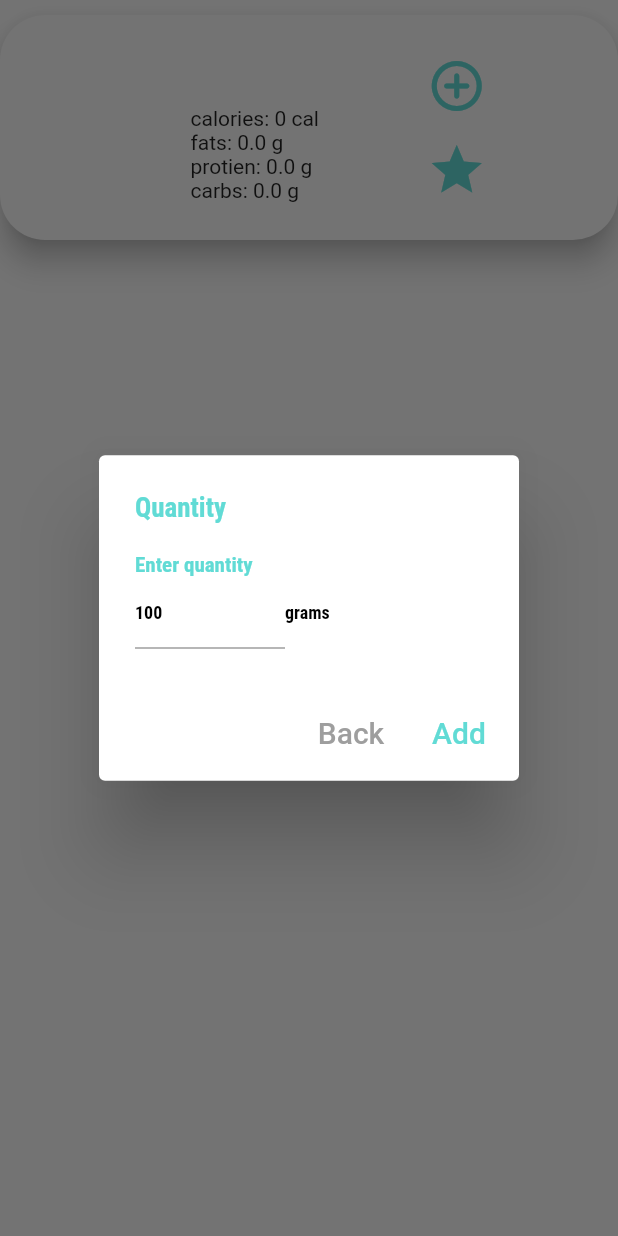
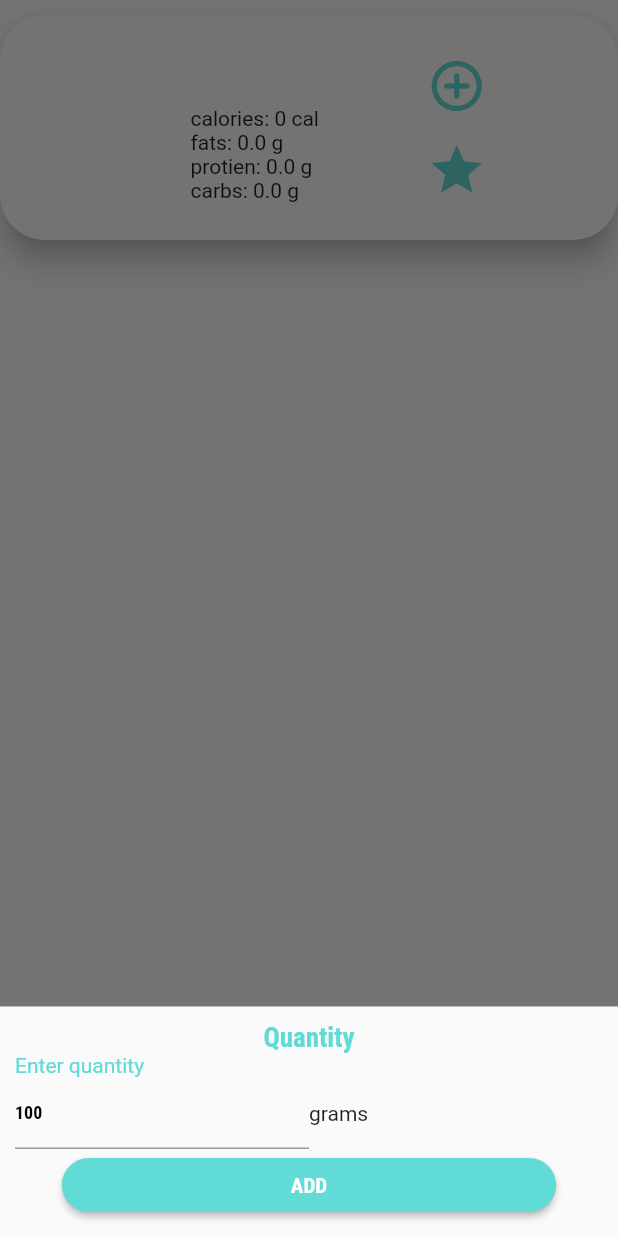
Before and after one commit to youssefrashed1999/ExerDiet-App, a Flutter app: the DietFoodItem widget shown alone on an empty page, opened directly with empty values, after a tap on the "add circle outline" icon, on a phone screen of 412 x 824 dp. Run offline on Flutter 3.47's test engine with Material 2 defaults, Android fonts, the phone set to English and light mode, and no system bars; our stand-ins replace animated_splash_screen, dio, equatable, flutter_bloc, flutter_platform_widgets, flutter_rating_bar and 7 more; accounts and stored records are empty; network calls fail.

Commit message:
changed the dialog of the add quantity to the diet food from dialog to modal bottom sheet

```diff
--- a/final_project/lib/Food/diet_food_item.dart
+++ b/final_project/lib/Food/diet_food_item.dart
@@ -97,30 +97,41 @@ class DietFoodItem extends StatelessWidget {
           ),
         );
 
-    void selectPortion() => showDialog(
+    void selectPortion() => showModalBottomSheet(
         context: context,
-          builder: (context) => AlertDialog(
-            title: Text(
+        isScrollControlled: true,
+        builder: (context) => SingleChildScrollView(
+              child: Container(
+                padding: EdgeInsets.only(
+                    left: 10,
+                    right: 10,
+                    top: 10,
+                    bottom: MediaQuery.of(context).viewInsets.bottom + 10),
+                child: Form(
+                  key: _formkey,
+                  child: Column(
+                    mainAxisAlignment: MainAxisAlignment.end,
+                    mainAxisSize: MainAxisSize.min,
+                    children: [
+                      Text(
                         'Quantity',
                         style: Theme.of(context)
                             .textTheme
                             .titleLarge!
                             .copyWith(color: Theme.of(context).primaryColor),
                       ),
-            content: Form(
-              key: _formkey,
-              child: Column(
-                crossAxisAlignment: CrossAxisAlignment.start,
-                mainAxisSize: MainAxisSize.min,
-                children: [
-                  Text(
+                      Align(
+                        alignment: Alignment.centerLeft,
+                        child: Text(
                           'Enter quantity',
                           style: TextStyle(
-                        fontSize: 14, color: Theme.of(context).primaryColor),
+                              fontSize: 14,
+                              color: Theme.of(context).primaryColor),
+                        ),
                       ),
                       Row(children: [
                         SizedBox(
-                      width: 100,
+                          width: MediaQuery.of(context).size.width * 0.5 - 10,
                           child: TextFormField(
                             initialValue: 100.toString(),
                             keyboardType: const TextInputType.numberWithOptions(
@@ -131,7 +142,8 @@ class DietFoodItem extends StatelessWidget {
                               }
                               return null;
                             },
-                        onSaved: (newValue) => amount = double.parse(newValue!),
+                            onSaved: (newValue) =>
+                                amount = double.parse(newValue!),
                           ),
                         ),
                         if (dietFood.category == 'F')
@@ -141,30 +153,29 @@ class DietFoodItem extends StatelessWidget {
                         else
                           const Text('tbsp'),
                       ]),
-                ],
-              ),
-            ),
-            actions: [
-              TextButton(
-                  onPressed: () {
-                    Navigator.pop(context);
-                  },
-                  child: const Text(
-                    'Back',
-                    style: TextStyle(fontSize: 20, color: Colors.grey),
-                  )),
-              TextButton(
+                      SizedBox(
+                        width: deviceSize.width * 0.8,
+                        child: ElevatedButton(
+                          style: ElevatedButton.styleFrom(
+                              backgroundColor: Theme.of(context).primaryColor,
+                              shape: RoundedRectangleBorder(
+                                  borderRadius: BorderRadius.circular(40))),
                           onPressed: () {
                             submit();
                             Navigator.pop(context);
                           },
-                  child: const Text(
-                    'Add',
-                    style: TextStyle(fontSize: 20),
-                  ))
+                          child: Text('ADD',
+                              style: Theme.of(context)
+                                  .textTheme
+                                  .titleMedium!
+                                  .copyWith(color: Colors.white, fontSize: 14)),
+                        ),
+                      )
                     ],
                   ),
-        );
+                ),
+              ),
+            ));
     return Padding(
       padding: const EdgeInsets.symmetric(vertical: 10),
       child: Material(
```
Lines whose indentation alone changed are shown as unchanged.
